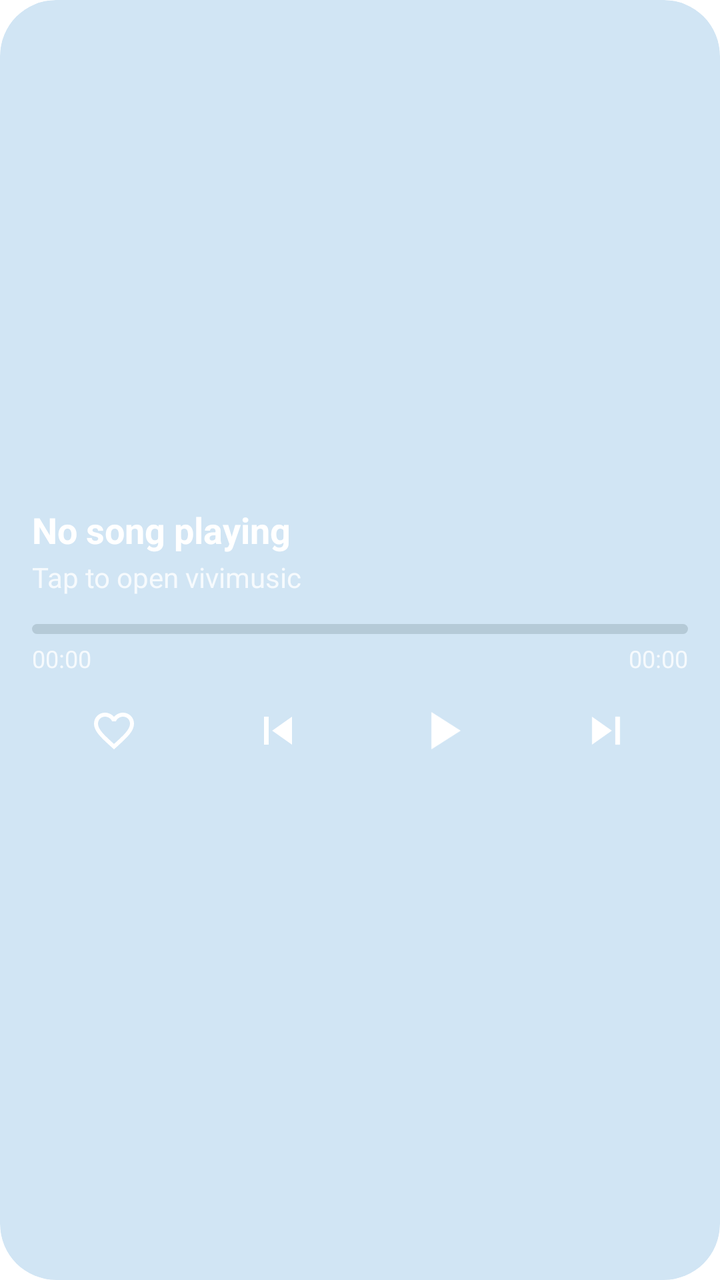
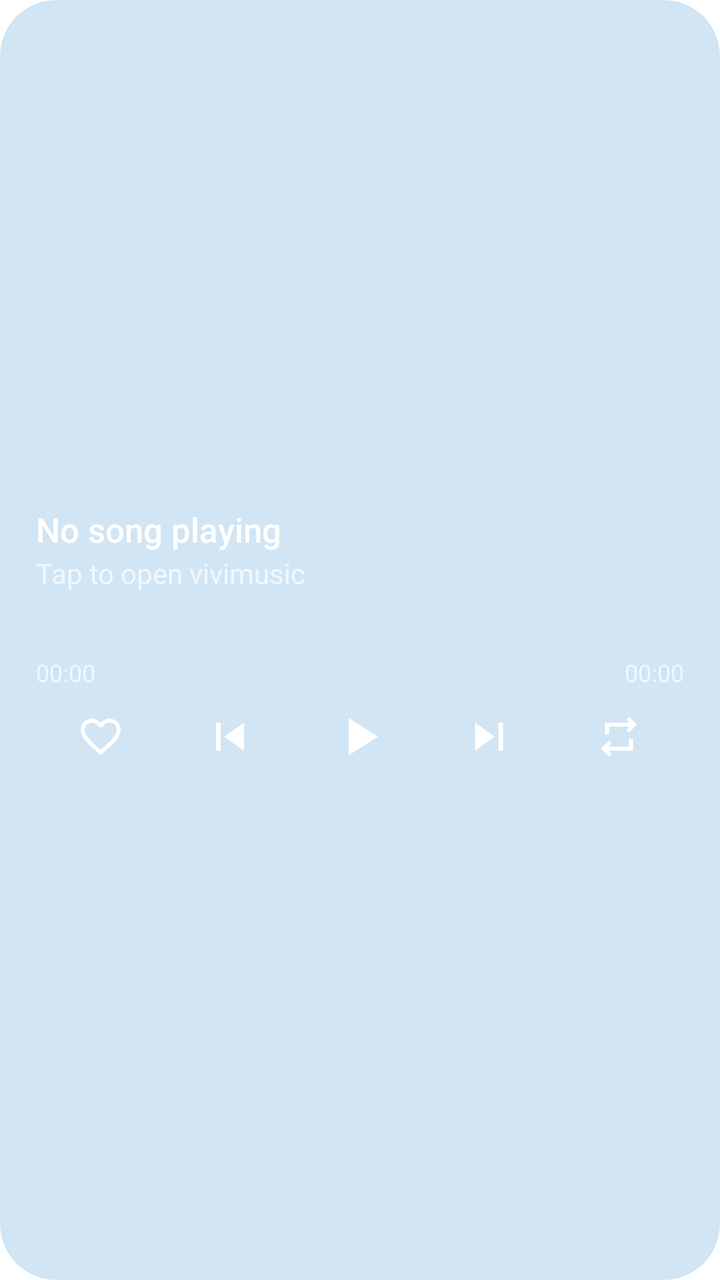

An Android layout rendered at two revisions. The XML below is the earlier revision; the diff shows what the commit changed to produce the second picture.
<!-- AndroidManifest.xml: application theme Theme.vivimusic -->
<!-- res/layout/widget_music_player.xml -->
<?xml version="1.0" encoding="utf-8"?>
<FrameLayout xmlns:android="http://schemas.android.com/apk/res/android"
    android:id="@android:id/background"
    android:layout_width="match_parent"
    android:layout_height="match_parent"
    android:background="@drawable/widget_background"
    android:clipToOutline="true"
    android:theme="@style/Theme.Widget.vivimusic">

    
    <ImageView
        android:id="@+id/widget_background_art"
        android:layout_width="match_parent"
        android:layout_height="match_parent"
        android:scaleType="centerCrop"
        android:src="@mipmap/ic_launcher"
        android:contentDescription="@string/album_art" />

    
    <LinearLayout
        android:layout_width="match_parent"
        android:layout_height="wrap_content"
        android:layout_gravity="center_vertical"
        android:orientation="vertical"
        android:padding="16dp">

        
        <TextView
            android:id="@+id/widget_song_title"
            android:layout_width="match_parent"
            android:layout_height="wrap_content"
            android:text="@string/not_playing"
            android:textSize="18sp"
            android:textStyle="bold"
            android:textColor="#FFFFFF"
            android:maxLines="1"
            android:ellipsize="end" />

        <TextView
            android:id="@+id/widget_artist_name"
            android:layout_width="match_parent"
            android:layout_height="wrap_content"
            android:text="@string/tap_to_play"
            android:textSize="14sp"
            android:textColor="#CCFFFFFF"
            android:maxLines="1"
            android:ellipsize="end"
            android:layout_marginTop="2dp"
            android:layout_marginBottom="14dp" />

        
        <FrameLayout
            android:layout_width="match_parent"
            android:layout_height="5dp">

            <ImageView
                android:id="@+id/widget_progress_track"
                android:layout_width="match_parent"
                android:layout_height="match_parent"
                android:src="@drawable/widget_progress_track"
                android:scaleType="fitXY" />

            <ImageView
                android:id="@+id/widget_progress_fill"
                android:layout_width="match_parent"
                android:layout_height="match_parent"
                android:src="@drawable/widget_progress_clip"
                android:scaleType="fitXY" />
        </FrameLayout>

        
        <LinearLayout
            android:layout_width="match_parent"
            android:layout_height="wrap_content"
            android:orientation="horizontal"
            android:layout_marginTop="4dp">

            <TextView
                android:id="@+id/widget_time_current"
                android:layout_width="0dp"
                android:layout_height="wrap_content"
                android:layout_weight="1"
                android:text="00:00"
                android:textSize="12sp"
                android:textColor="#CCFFFFFF" />

            <TextView
                android:id="@+id/widget_time_total"
                android:layout_width="wrap_content"
                android:layout_height="wrap_content"
                android:text="00:00"
                android:textSize="12sp"
                android:textColor="#CCFFFFFF" />
        </LinearLayout>

        
        <LinearLayout
            android:layout_width="match_parent"
            android:layout_height="wrap_content"
            android:orientation="horizontal"
            android:gravity="center_vertical"
            android:layout_marginTop="6dp">

            <ImageButton
                android:id="@+id/widget_like_button"
                android:layout_width="0dp"
                android:layout_height="44dp"
                android:layout_weight="1"
                android:padding="10dp"
                android:scaleType="fitCenter"
                android:background="@android:color/transparent"
                android:src="@drawable/ic_widget_heart_outline_nav"
                android:contentDescription="@string/like"
                android:tint="#FFFFFF" />

            <ImageButton
                android:id="@+id/widget_prev_button"
                android:layout_width="0dp"
                android:layout_height="44dp"
                android:layout_weight="1"
                android:padding="8dp"
                android:scaleType="fitCenter"
                android:background="@android:color/transparent"
                android:src="@drawable/ic_widget_skip_previous"
                android:contentDescription="@string/previous"
                android:tint="#FFFFFF" />

            <FrameLayout
                android:id="@+id/widget_play_pause_container"
                android:layout_width="0dp"
                android:layout_height="44dp"
                android:layout_weight="1">

                <ImageView
                    android:id="@+id/widget_play_pause"
                    android:layout_width="32dp"
                    android:layout_height="32dp"
                    android:layout_gravity="center"
                    android:src="@drawable/ic_widget_play"
                    android:contentDescription="@string/play_pause" />
            </FrameLayout>

            <ImageButton
                android:id="@+id/widget_next_button"
                android:layout_width="0dp"
                android:layout_height="44dp"
                android:layout_weight="1"
                android:padding="8dp"
                android:scaleType="fitCenter"
                android:background="@android:color/transparent"
                android:src="@drawable/ic_widget_skip_next"
                android:contentDescription="@string/next"
                android:tint="#FFFFFF" />
        </LinearLayout>

    </LinearLayout>

</FrameLayout>
<!-- resources referenced by this layout -->
<resources>
  <!-- drawable ic_widget_heart_outline_nav (drawable) -->
  <vector xmlns:android="http://schemas.android.com/apk/res/android"
      android:height="24dp"
      android:viewportHeight="24"
      android:viewportWidth="24"
      android:width="24dp">
      <path
          android:fillColor="@color/widget_on_tertiary_container"
          android:pathData="M16.5,3c-1.74,0 -3.41,0.81 -4.5,2.09C10.91,3.81 9.24,3 7.5,3 4.42,3 2,5.42 2,8.5c0,3.78 3.4,6.86 8.55,11.54L12,21.35l1.45,-1.32C18.6,15.36 22,12.28 22,8.5 22,5.42 19.58,3 16.5,3zM12.1,18.55l-0.1,0.1 -0.1,-0.1C7.14,14.24 4,11.39 4,8.5 4,6.5 5.5,5 7.5,5c1.54,0 3.04,0.99 3.57,2.36h1.87C13.46,5.99 14.96,5 16.5,5c2,0 3.5,1.5 3.5,3.5 0,2.89 -3.14,5.74 -7.9,10.05z"/>
  </vector>
  <!-- drawable ic_widget_play (drawable) -->
  <vector xmlns:android="http://schemas.android.com/apk/res/android"
      android:height="24dp"
      android:viewportHeight="24"
      android:viewportWidth="24"
      android:width="24dp">
      <path
          android:fillColor="#FFFFFF"
          android:pathData="M8,5v14l11,-7z"/>
  </vector>
  <!-- drawable ic_widget_skip_next (drawable) -->
  <vector xmlns:android="http://schemas.android.com/apk/res/android"
      android:height="24dp"
      android:viewportHeight="24"
      android:viewportWidth="24"
      android:width="24dp">
      <path
          android:fillColor="@color/widget_text_primary"
          android:pathData="M6,18l8.5,-6L6,6v12zM16,6v12h2V6h-2z"/>
  </vector>
  <!-- drawable ic_widget_skip_previous (drawable) -->
  <vector xmlns:android="http://schemas.android.com/apk/res/android"
      android:height="24dp"
      android:viewportHeight="24"
      android:viewportWidth="24"
      android:width="24dp">
      <path
          android:fillColor="@color/widget_text_primary"
          android:pathData="M6,6h2v12L6,18zM9.5,12l8.5,6L18,6z"/>
  </vector>
  <!-- drawable widget_background (drawable) -->
  <?xml version="1.0" encoding="utf-8"?>
  <shape xmlns:android="http://schemas.android.com/apk/res/android"
      xmlns:tools="http://schemas.android.com/tools"
      android:shape="rectangle">
      <solid android:color="@android:color/system_accent1_100"
          tools:targetApi="31" />
      <corners android:radius="28dp" />
  </shape>
  <!-- drawable widget_progress_clip (drawable) -->
  <?xml version="1.0" encoding="utf-8"?>
  <clip xmlns:android="http://schemas.android.com/apk/res/android"
      android:drawable="@drawable/widget_progress_fill"
      android:clipOrientation="horizontal"
      android:gravity="left" />
  <!-- drawable widget_progress_track (drawable) -->
  <?xml version="1.0" encoding="utf-8"?>
  <shape xmlns:android="http://schemas.android.com/apk/res/android"
      android:shape="rectangle">
      <solid android:color="#CAC4D0" />
      <corners android:radius="4dp" />
  </shape>
  <!-- mipmap ic_launcher (drawable) -->
  <?xml version="1.0" encoding="utf-8"?>
  <adaptive-icon xmlns:android="http://schemas.android.com/apk/res/android">
      <background android:drawable="@color/ic_launcher_background"/>
      <foreground android:drawable="@drawable/ic_launcher_foreground"/>
  </adaptive-icon>
  <string name="album_art">Album art</string>
  <string name="like">Like</string>
  <string name="next">Next</string>
  <string name="not_playing">No song playing</string>
  <string name="play_pause">Play/Pause</string>
  <string name="previous">Previous</string>
  <string name="tap_to_play">Tap to open vivimusic</string>
  <style name="Theme.Widget.vivimusic" parent="@android:style/Theme.DeviceDefault.DayNight">
          <item name="android:colorBackground">#E6E1E5</item>
      </style>
  <color name="widget_on_tertiary_container">#31111D</color>
  <color name="widget_text_primary">#1C1B1F</color>
  <!-- drawable widget_progress_fill (drawable) -->
  <?xml version="1.0" encoding="utf-8"?>
  <shape xmlns:android="http://schemas.android.com/apk/res/android"
      android:shape="rectangle">
      <solid android:color="#6750A4" />
      <corners android:radius="4dp" />
  </shape>
  <color name="ic_launcher_background">#66302C</color>
  <!-- unchanged entries left out for length: 2 -->
</resources>

<!-- the commit's change to res/layout/widget_music_player.xml (unified diff, before → after) -->
@@ -16,22 +16,23 @@
         android:src="@mipmap/ic_launcher"
         android:contentDescription="@string/album_art" />
 
-    
     <LinearLayout
         android:layout_width="match_parent"
-        android:layout_height="wrap_content"
-        android:layout_gravity="center_vertical"
+        android:layout_height="match_parent"
+        android:gravity="center_vertical"
         android:orientation="vertical"
-        android:padding="16dp">
+        android:paddingStart="18dp"
+        android:paddingEnd="18dp"
+        android:paddingTop="12dp"
+        android:paddingBottom="8dp">
 
-        
         <TextView
             android:id="@+id/widget_song_title"
             android:layout_width="match_parent"
             android:layout_height="wrap_content"
             android:text="@string/not_playing"
-            android:textSize="18sp"
-            android:textStyle="bold"
+            android:textSize="17sp"
+            android:fontFamily="sans-serif-medium"
             android:textColor="#FFFFFF"
             android:maxLines="1"
             android:ellipsize="end" />
@@ -42,38 +43,24 @@
             android:layout_height="wrap_content"
             android:text="@string/tap_to_play"
             android:textSize="14sp"
-            android:textColor="#CCFFFFFF"
+            android:textColor="#B3FFFFFF"
             android:maxLines="1"
             android:ellipsize="end"
-            android:layout_marginTop="2dp"
-            android:layout_marginBottom="14dp" />
+            android:layout_marginTop="1dp"
+            android:layout_marginBottom="8dp" />
 
         
-        <FrameLayout
+        <ImageView
+            android:id="@+id/widget_progress_track"
             android:layout_width="match_parent"
-            android:layout_height="5dp">
+            android:layout_height="24dp"
+            android:scaleType="fitXY"
+            android:contentDescription="@null" />
 
-            <ImageView
-                android:id="@+id/widget_progress_track"
-                android:layout_width="match_parent"
-                android:layout_height="match_parent"
-                android:src="@drawable/widget_progress_track"
-                android:scaleType="fitXY" />
-
-            <ImageView
-                android:id="@+id/widget_progress_fill"
-                android:layout_width="match_parent"
-                android:layout_height="match_parent"
-                android:src="@drawable/widget_progress_clip"
-                android:scaleType="fitXY" />
-        </FrameLayout>
-
-        
         <LinearLayout
             android:layout_width="match_parent"
             android:layout_height="wrap_content"
-            android:orientation="horizontal"
-            android:layout_marginTop="4dp">
+            android:orientation="horizontal">
 
             <TextView
                 android:id="@+id/widget_time_current"
@@ -82,7 +69,7 @@
                 android:layout_weight="1"
                 android:text="00:00"
                 android:textSize="12sp"
-                android:textColor="#CCFFFFFF" />
+                android:textColor="#B3FFFFFF" />
 
             <TextView
                 android:id="@+id/widget_time_total"
@@ -90,7 +77,7 @@
                 android:layout_height="wrap_content"
                 android:text="00:00"
                 android:textSize="12sp"
-                android:textColor="#CCFFFFFF" />
+                android:textColor="#B3FFFFFF" />
         </LinearLayout>
 
         
@@ -99,7 +86,7 @@
             android:layout_height="wrap_content"
             android:orientation="horizontal"
             android:gravity="center_vertical"
-            android:layout_marginTop="6dp">
+            android:layout_marginTop="2dp">
 
             <ImageButton
                 android:id="@+id/widget_like_button"
@@ -137,6 +124,7 @@
                     android:layout_height="32dp"
                     android:layout_gravity="center"
                     android:src="@drawable/ic_widget_play"
+                    android:tint="#FFFFFF"
                     android:contentDescription="@string/play_pause" />
             </FrameLayout>
 
@@ -151,6 +139,18 @@
                 android:src="@drawable/ic_widget_skip_next"
                 android:contentDescription="@string/next"
                 android:tint="#FFFFFF" />
+
+            <ImageButton
+                android:id="@+id/widget_repeat_button"
+                android:layout_width="0dp"
+                android:layout_height="44dp"
+                android:layout_weight="1"
+                android:padding="10dp"
+                android:scaleType="fitCenter"
+                android:background="@android:color/transparent"
+                android:src="@drawable/repeat"
+                android:contentDescription="@string/repeat_mode_off"
+                android:tint="#FFFFFF" />
         </LinearLayout>
 
     </LinearLayout>
<!-- resource entries referenced after the edit -->
@@ -40,6 +40,16 @@
           android:fillColor="@color/widget_text_primary"
           android:pathData="M6,6h2v12L6,18zM9.5,12l8.5,6L18,6z"/>
   </vector>
+  <!-- drawable repeat (drawable) -->
+  <vector xmlns:android="http://schemas.android.com/apk/res/android"
+      android:width="24.0dip"
+      android:height="24.0dip"
+      android:viewportWidth="960.0"
+      android:viewportHeight="960.0">
+      <path
+          android:fillColor="@android:color/white"
+          android:pathData="M280,880L120,720L280,560L336,618L274,680L680,680L680,520L760,520L760,760L274,760L336,822L280,880ZM200,440L200,200L686,200L624,138L680,80L840,240L680,400L624,342L686,280L280,280L280,440L200,440Z" />
+  </vector>
   <!-- drawable widget_background (drawable) -->
   <?xml version="1.0" encoding="utf-8"?>
   <shape xmlns:android="http://schemas.android.com/apk/res/android"
@@ -48,19 +58,6 @@
       <solid android:color="@android:color/system_accent1_100"
           tools:targetApi="31" />
       <corners android:radius="28dp" />
-  </shape>
-  <!-- drawable widget_progress_clip (drawable) -->
-  <?xml version="1.0" encoding="utf-8"?>
-  <clip xmlns:android="http://schemas.android.com/apk/res/android"
-      android:drawable="@drawable/widget_progress_fill"
-      android:clipOrientation="horizontal"
-      android:gravity="left" />
-  <!-- drawable widget_progress_track (drawable) -->
-  <?xml version="1.0" encoding="utf-8"?>
-  <shape xmlns:android="http://schemas.android.com/apk/res/android"
-      android:shape="rectangle">
-      <solid android:color="#CAC4D0" />
-      <corners android:radius="4dp" />
   </shape>
   <!-- mipmap ic_launcher (drawable) -->
   <?xml version="1.0" encoding="utf-8"?>
@@ -74,19 +71,13 @@
   <string name="not_playing">No song playing</string>
   <string name="play_pause">Play/Pause</string>
   <string name="previous">Previous</string>
+  <string name="repeat_mode_off">Repeat mode off</string>
   <string name="tap_to_play">Tap to open vivimusic</string>
   <style name="Theme.Widget.vivimusic" parent="@android:style/Theme.DeviceDefault.DayNight">
           <item name="android:colorBackground">#E6E1E5</item>
       </style>
   <color name="widget_on_tertiary_container">#31111D</color>
   <color name="widget_text_primary">#1C1B1F</color>
-  <!-- drawable widget_progress_fill (drawable) -->
-  <?xml version="1.0" encoding="utf-8"?>
-  <shape xmlns:android="http://schemas.android.com/apk/res/android"
-      android:shape="rectangle">
-      <solid android:color="#6750A4" />
-      <corners android:radius="4dp" />
-  </shape>
   <color name="ic_launcher_background">#66302C</color>
   <!-- unchanged entries left out for length: 2 -->
 </resources>
